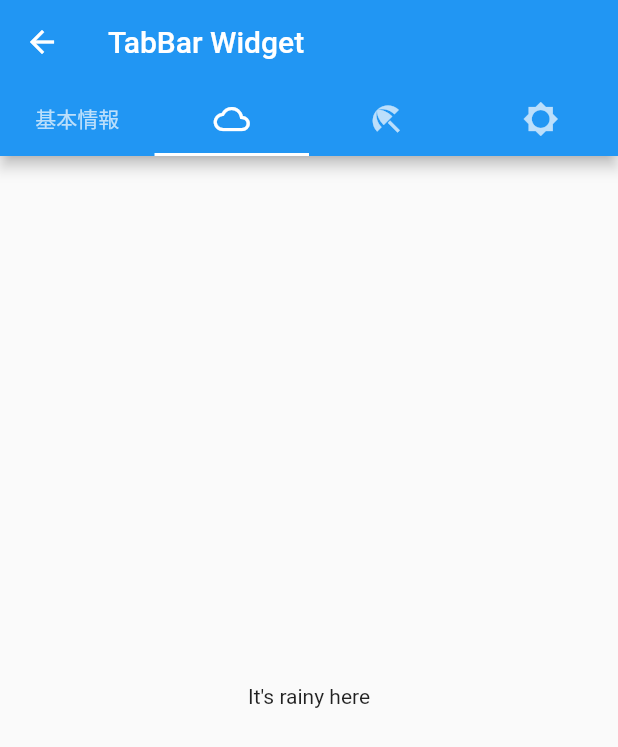
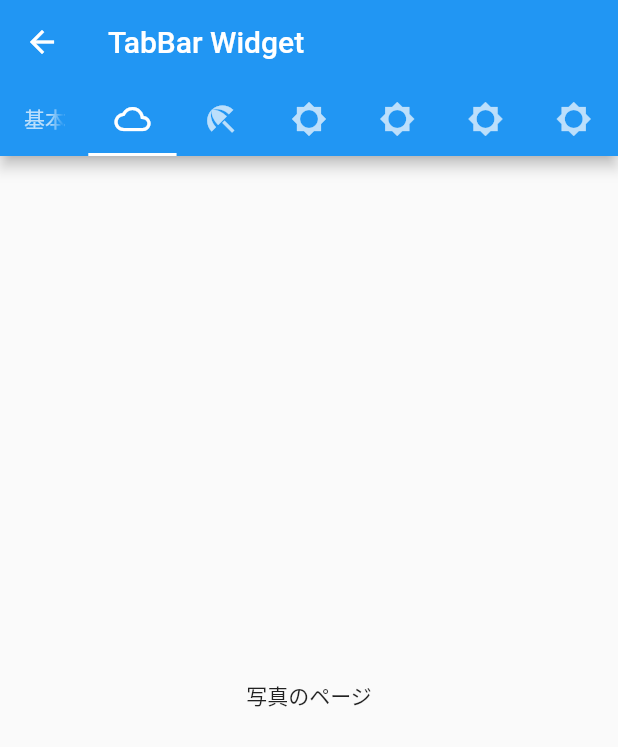
Before and after one commit to klsh1tt/five_senses_tell_draft, a Flutter app: the HomePage screen opened directly, on a phone screen of 412 x 824 dp. Shown: the top 747 px of the screen. Run offline on Flutter 3.47's test engine with Material 2 defaults, Android fonts, the phone set to English and light mode, and no system bars; our stand-ins replace flutter_riverpod.

Commit message:
Tabの数を7つに設定

```diff
--- a/lib/views/home_page.dart
+++ b/lib/views/home_page.dart
@@ -5,7 +5,7 @@ class HomePage extends StatelessWidget {
   Widget build(BuildContext context) {
     return DefaultTabController(
       initialIndex: 1,
-      length: 4,
+      length: 7,
       child: Scaffold(
         appBar: AppBar(
           title: const Text('TabBar Widget'),
@@ -23,22 +23,40 @@ class HomePage extends StatelessWidget {
               Tab(
                 icon: Icon(Icons.brightness_5_sharp),
               ),
+              Tab(
+                icon: Icon(Icons.brightness_5_sharp),
+              ),
+              Tab(
+                icon: Icon(Icons.brightness_5_sharp),
+              ),
+              Tab(
+                icon: Icon(Icons.brightness_5_sharp),
+              ),
             ],
           ),
         ),
         body: const TabBarView(
           children: <Widget>[
             Center(
-              child: Text("It's cloudy here"),
+              child: Text("基本情報のページ"),
             ),
             Center(
-              child: Text("It's rainy here"),
+              child: Text("写真のページ"),
             ),
             Center(
-              child: Text("It's sunny here"),
+              child: Text("手書きのページ"),
             ),
             Center(
-              child: Text("hoge"),
+              child: Text("記述1のページ（視覚/聴覚)"),
+            ),
+            Center(
+              child: Text("記述2のページ（嗅覚/触覚）"),
+            ),
+            Center(
+              child: Text("記述3のページ（味覚/第6感）"),
+            ),
+            Center(
+              child: Text("previewのページ"),
             ),
           ],
         ),
```
